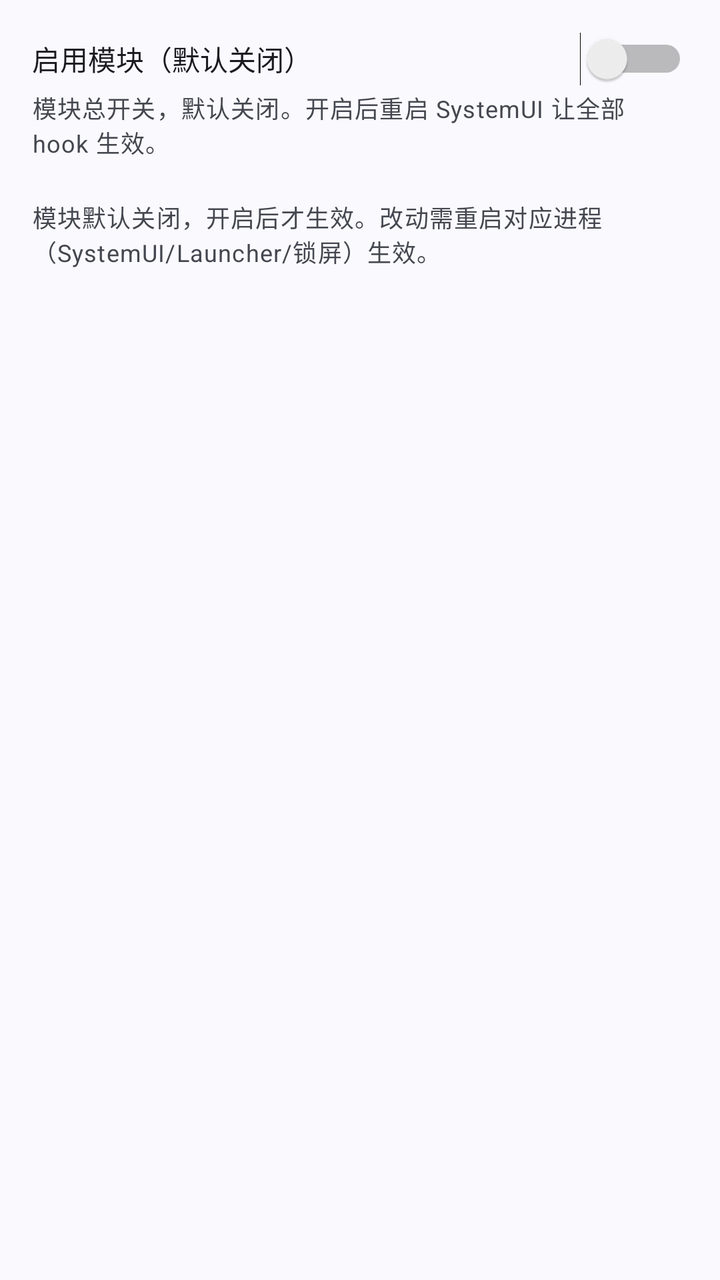
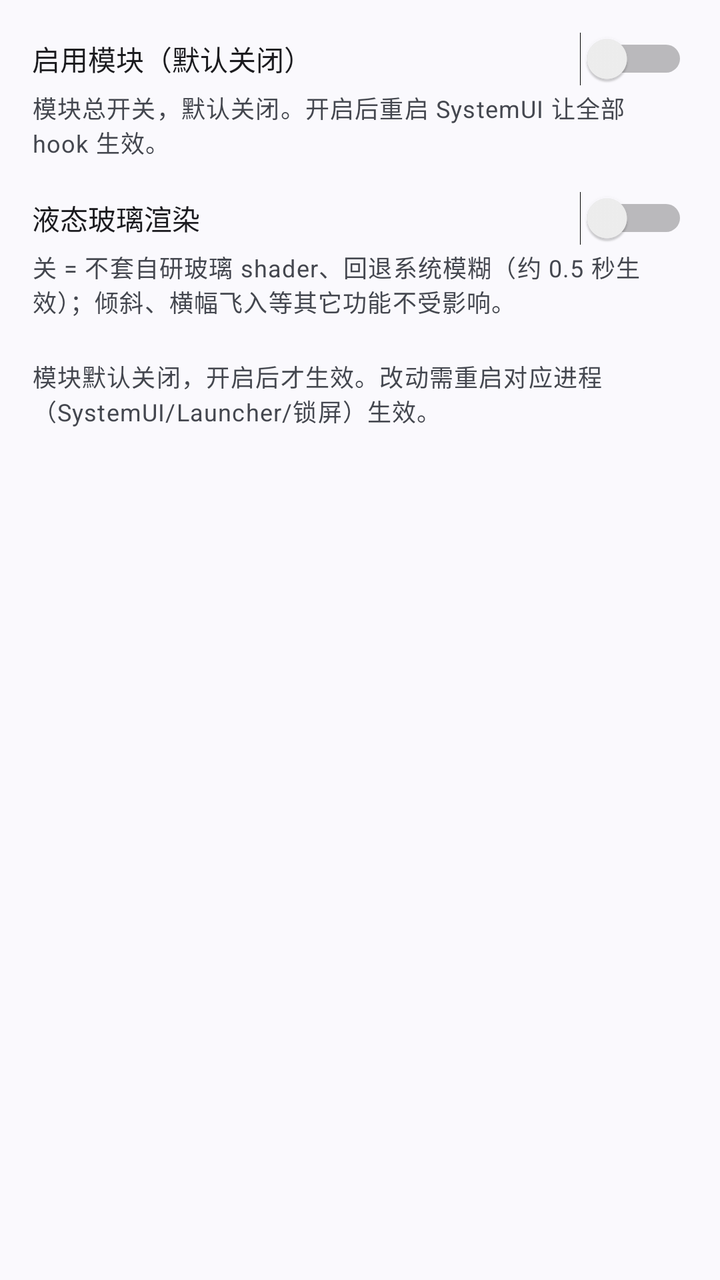

Compare the two renders of this Android layout. The source of the first and the diff that turns it into the second are given below.
<!-- AndroidManifest.xml: application theme Theme.LiquidGlass -->
<!-- res/layout/view_cat_master.xml -->
<?xml version="1.0" encoding="utf-8"?>
<ScrollView xmlns:android="http://schemas.android.com/apk/res/android"
    android:layout_width="match_parent"
    android:layout_height="match_parent"
    android:fillViewport="true">

    <LinearLayout
        android:layout_width="match_parent"
        android:layout_height="wrap_content"
        android:orientation="vertical"
        android:padding="16dp">

        <Switch
            android:id="@+id/switchMaster"
            android:layout_width="match_parent"
            android:layout_height="wrap_content"
            android:text="@string/settings_master" />

        <TextView
            android:layout_width="match_parent"
            android:layout_height="wrap_content"
            android:layout_marginTop="2dp"
            android:text="@string/settings_master_desc"
            android:textAppearance="?attr/textAppearanceBodySmall"
            android:textColor="?android:attr/textColorSecondary" />

        <TextView
            android:layout_width="match_parent"
            android:layout_height="wrap_content"
            android:layout_marginTop="20dp"
            android:text="@string/settings_hint"
            android:textAppearance="?attr/textAppearanceBodySmall"
            android:textColor="?android:attr/textColorSecondary" />

    </LinearLayout>
</ScrollView>
<!-- resources referenced by this layout -->
<resources>
  <string name="settings_hint">模块默认关闭，开启后才生效。改动需重启对应进程（SystemUI/Launcher/锁屏）生效。</string>
  <string name="settings_master">启用模块（默认关闭）</string>
  <string name="settings_master_desc">模块总开关，默认关闭。开启后重启 SystemUI 让全部 hook 生效。</string>
  <style name="Theme.LiquidGlass" parent="Theme.Material3.DynamicColors.DayNight.NoActionBar" />
</resources>

<!-- the commit's change to res/layout/view_cat_master.xml (unified diff, before → after) -->
@@ -24,6 +24,21 @@
             android:textAppearance="?attr/textAppearanceBodySmall"
             android:textColor="?android:attr/textColorSecondary" />
 
+        <Switch
+            android:id="@+id/switchGlass"
+            android:layout_width="match_parent"
+            android:layout_height="wrap_content"
+            android:layout_marginTop="16dp"
+            android:text="@string/settings_glass_enable" />
+
+        <TextView
+            android:layout_width="match_parent"
+            android:layout_height="wrap_content"
+            android:layout_marginTop="2dp"
+            android:text="@string/settings_glass_enable_desc"
+            android:textAppearance="?attr/textAppearanceBodySmall"
+            android:textColor="?android:attr/textColorSecondary" />
+
         <TextView
             android:layout_width="match_parent"
             android:layout_height="wrap_content"
<!-- resource entries referenced after the edit -->
@@ -1,5 +1,7 @@
 <!-- resources referenced by this layout -->
 <resources>
+  <string name="settings_glass_enable">液态玻璃渲染</string>
+  <string name="settings_glass_enable_desc">关 = 不套自研玻璃 shader、回退系统模糊（约 0.5 秒生效）；倾斜、横幅飞入等其它功能不受影响。</string>
   <string name="settings_hint">模块默认关闭，开启后才生效。改动需重启对应进程（SystemUI/Launcher/锁屏）生效。</string>
   <string name="settings_master">启用模块（默认关闭）</string>
   <string name="settings_master_desc">模块总开关，默认关闭。开启后重启 SystemUI 让全部 hook 生效。</string>
